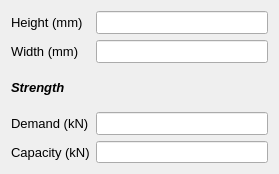
Qt form Connections/Moment/BBSpliceCoverPlate/BBSpliceCoverPlateBolted/ui_webspliceplate.ui (GreatDevelopers/osdag-core) before a commit.
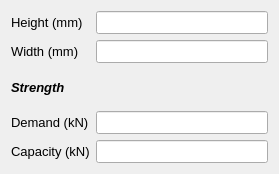
The same form after that commit.

Diff of the .ui file:
```diff
--- a/Connections/Moment/BBSpliceCoverPlate/BBSpliceCoverPlateBolted/ui_webspliceplate.ui
+++ b/Connections/Moment/BBSpliceCoverPlate/BBSpliceCoverPlateBolted/ui_webspliceplate.ui
@@ -131,7 +131,13 @@
     </widget>
    </item>
    <item row="4" column="1">
-    <widget class="QLineEdit" name="lineEdit"/>
+    <widget class="QLineEdit" name="txt_plateCapacity">
+     <property name="font">
+      <font>
+       <pointsize>10</pointsize>
+      </font>
+     </property>
+    </widget>
    </item>
   </layout>
  </widget>
```
Left out of the diff: 6 changed lines with no effect on the pictures.
